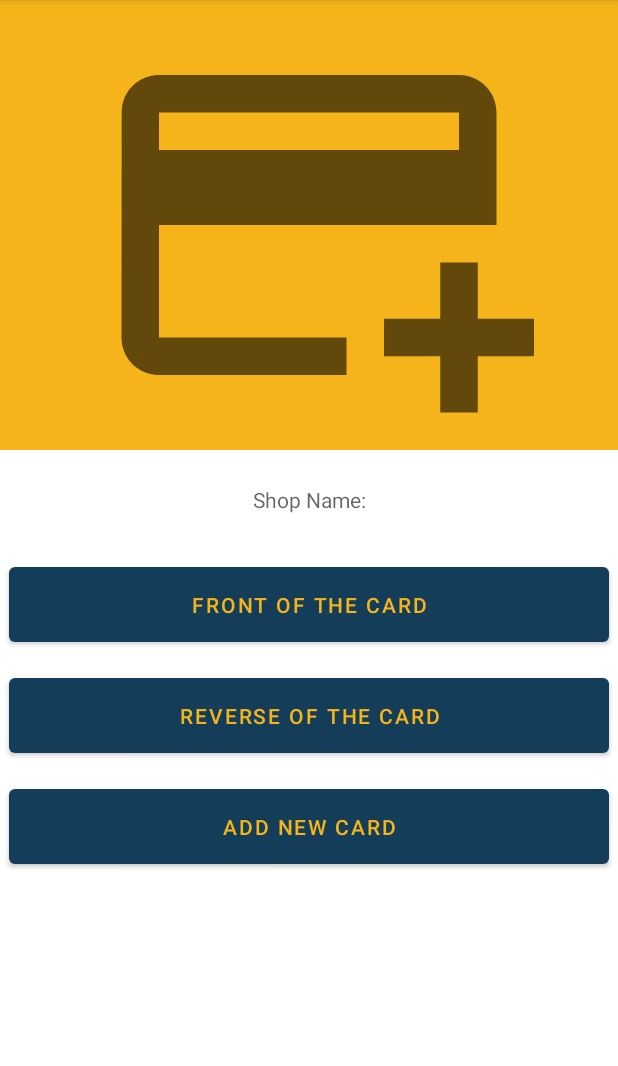
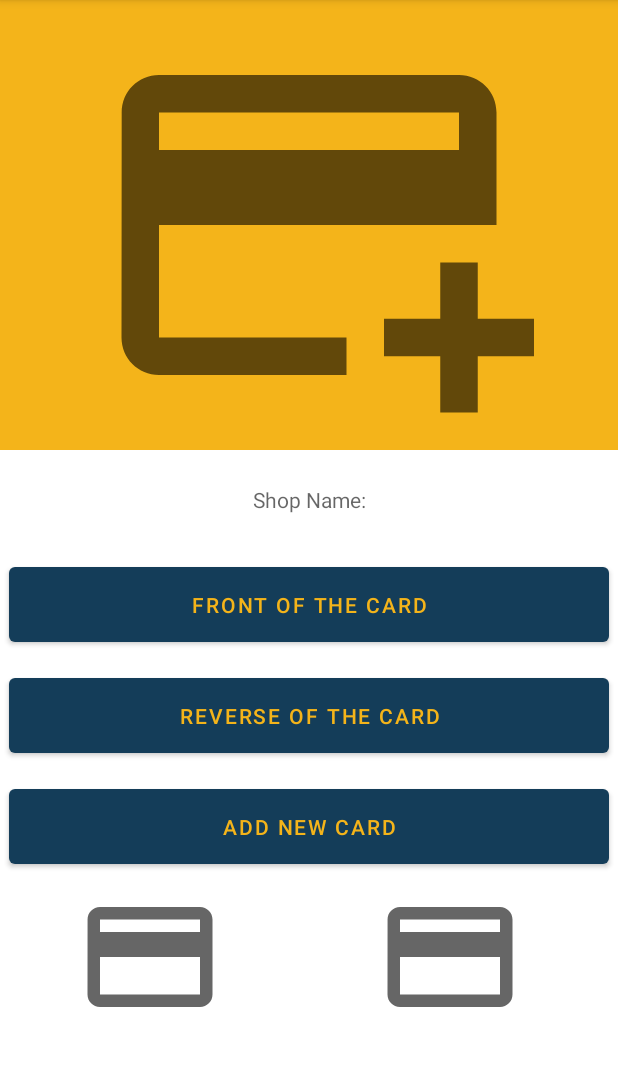
Before and after one commit to Haveris/CardManager, an Android app: the AddingCardActivity screen opened directly, with no data from a screen before it, on a phone screen of 412 x 824 dp, the part 84-1150 px from its top. Run offline under Robolectric (Android 15) with nearby library versions, the phone set to English and light mode, and no system bars.

Commit message:
Update5 still working

```diff
--- /dev/null
+++ b/app/src/main/res/drawable/ic_baseline_credit_card_24.xml
@@ -0,0 +1,5 @@
+<vector android:height="100dp" android:tint="?attr/colorControlNormal"
+    android:viewportHeight="24" android:viewportWidth="24"
+    android:width="100dp" xmlns:android="http://schemas.android.com/apk/res/android">
+    <path android:fillColor="@android:color/white" android:pathData="M20,4L4,4c-1.11,0 -1.99,0.89 -1.99,2L2,18c0,1.11 0.89,2 2,2h16c1.11,0 2,-0.89 2,-2L22,6c0,-1.11 -0.89,-2 -2,-2zM20,18L4,18v-6h16v6zM20,8L4,8L4,6h16v2z"/>
+</vector>
--- a/app/src/main/res/layout/activity_adding_card.xml
+++ b/app/src/main/res/layout/activity_adding_card.xml
@@ -58,6 +58,27 @@
                 android:layout_margin="6dp"
                 android:textAlignment="center"
                 android:text="Add new Card" />
+<LinearLayout
+    android:layout_width="wrap_content"
+    android:layout_height="match_parent">
+
+    <ImageView
+        android:id="@+id/imageView_frontCard"
+        android:layout_width="200dp"
+        android:layout_height="wrap_content"
+        android:src="@drawable/ic_baseline_credit_card_24"
+        />
+
+
+    <ImageView
+        android:id="@+id/imageView_reverseCard"
+        android:layout_width="200dp"
+        android:layout_height="wrap_content"
+        android:src="@drawable/ic_baseline_credit_card_24" />
+
+
+</LinearLayout>
+
 
 
         </LinearLayout>
```
Also changed, not shown: app/src/main/java/com/example/cardmanager/AddingCardActivity.java (+8 -7 lines).
